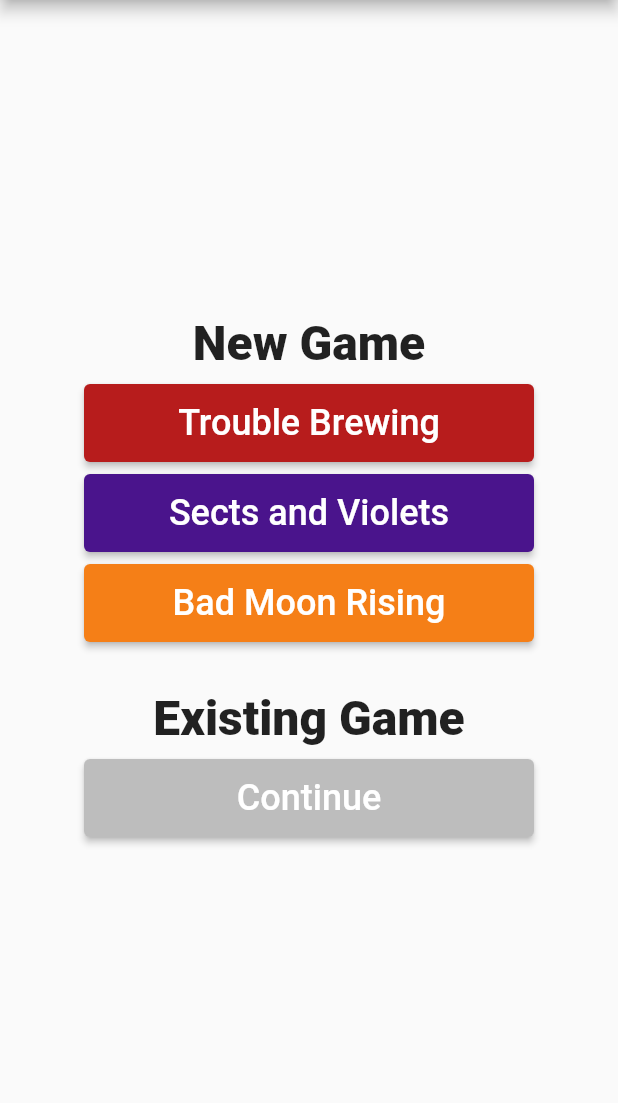
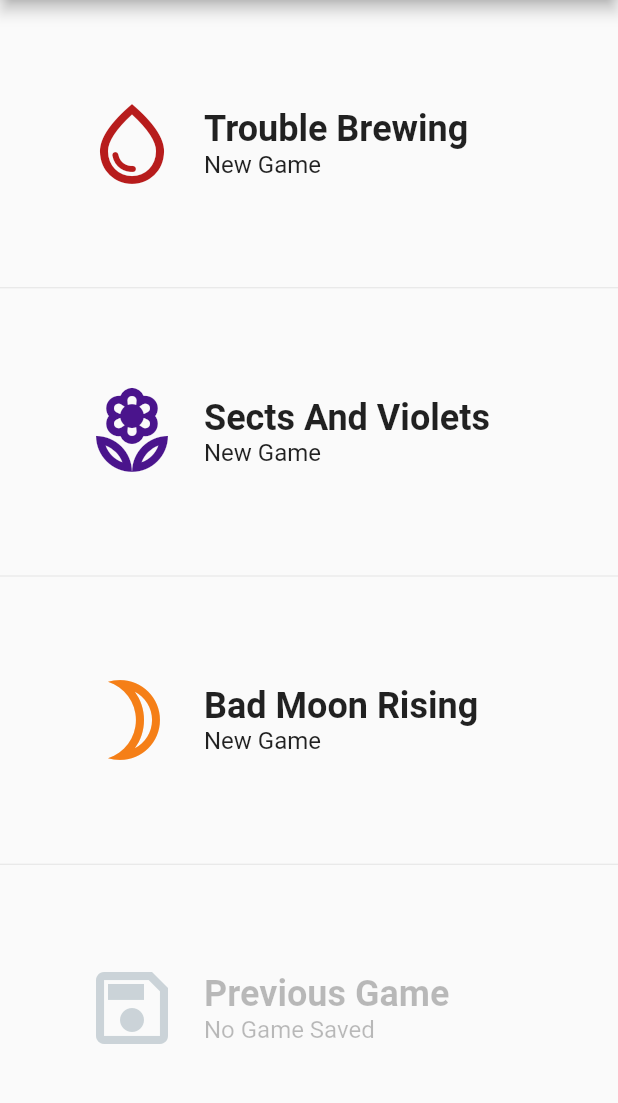
Before and after one commit to tilatrivia/clocktower-notebook, a Flutter app: the screen it shows after launch, on a phone screen of 412 x 824 dp, the part 84-1187 px from its top. Run offline on Flutter 3.47's test engine with Material 2 defaults, Android fonts, the phone set to English and light mode, and no system bars; our stand-ins replace shared_preferences.

Commit message:
Clean main page

```diff
--- a/lib/main.dart
+++ b/lib/main.dart
@@ -1,5 +1,6 @@
 import 'package:clocktower_notes/model/icons.dart';
 import 'package:clocktower_notes/notebook.dart';
+import 'package:clocktower_notes/widgets/main_option.dart';
 import 'package:flutter/material.dart';
 
 import 'data/store.dart';
@@ -78,101 +79,156 @@ class _HomePageState extends State<HomePage> {
       appBar: AppBar(
         title: const Text("Clocktower Notes"),
       ),
-      body: Center(
-        child: SizedBox(
-          width: 300,
-          child: Column(
-            mainAxisAlignment: MainAxisAlignment.center,
-            crossAxisAlignment: CrossAxisAlignment.stretch,
+      body: Flex(
+        direction: Axis.vertical,
         children: [
-              const Text(
-                "New Game",
-                textAlign: TextAlign.center,
-                style: TextStyle(fontSize: 32, fontWeight: FontWeight.w800),
+          Expanded(
+            child: MainOption(
+              icon: ClocktowerIcons.scriptTroubleBrewing.data,
+              iconColor: ClocktowerColors.scriptTroubleBrewing.data,
+              title: "Trouble Brewing",
+              subtitle: "New Game",
+              onPressed: () => _startNewGame(Script.troubleBrewing()),
+            ),
           ),
           Container(
-                height: 8,
+            height: 0.5,
+            color: Colors.black12
           ),
-              ElevatedButton(
-                  style: ButtonStyle(
-                      padding: MaterialStateProperty.all<EdgeInsetsGeometry>(
-                          const EdgeInsets.all(12)),
-                      backgroundColor: MaterialStateProperty.all<Color>(
-                          ClocktowerColors.scriptTroubleBrewing.data)),
-                  onPressed: () => _startNewGame(Script.troubleBrewing()),
-                  child: const Text(
-                    "Trouble Brewing",
-                    style: TextStyle(
-                      fontSize: 24,
+          Expanded(
+            child: MainOption(
+              icon: ClocktowerIcons.scriptSectsAndViolets.data,
+              iconColor: ClocktowerColors.scriptSectsAndViolets.data,
+              title: "Sects And Violets",
+              subtitle: "New Game",
+              onPressed: () => _startNewGame(Script.sectsAndViolets()),
             ),
-                  )),
-              Container(
-                height: 8,
-              ),
-              ElevatedButton(
-                  style: ButtonStyle(
-                      padding: MaterialStateProperty.all<EdgeInsetsGeometry>(
-                          const EdgeInsets.all(12)),
-                      backgroundColor: MaterialStateProperty.all<Color>(
-                          ClocktowerColors.scriptSectsAndViolets.data)),
-                  onPressed: () => _startNewGame(Script.sectsAndViolets()),
-                  child: const Text(
-                    "Sects and Violets",
-                    style: TextStyle(
-                      fontSize: 24,
-                    ),
-                  )),
-              Container(
-                height: 8,
-              ),
-              ElevatedButton(
-                  style: ButtonStyle(
-                      padding: MaterialStateProperty.all<EdgeInsetsGeometry>(
-                          const EdgeInsets.all(12)),
-                      backgroundColor: MaterialStateProperty.all<Color>(
-                          ClocktowerColors.scriptBadMoonRising.data)),
-                  onPressed: () => _startNewGame(Script.badMoodRising()),
-                  child: const Text(
-                    "Bad Moon Rising",
-                    style: TextStyle(
-                      fontSize: 24,
-                    ),
-                  )),
-              Container(
-                height: 32,
-              ),
-              const Text(
-                "Existing Game",
-                textAlign: TextAlign.center,
-                style: TextStyle(fontSize: 32, fontWeight: FontWeight.w800),
           ),
           Container(
-                height: 8,
+              height: 0.5,
+              color: Colors.black12
           ),
-              ElevatedButton(
-                  style: ButtonStyle(
-                      padding: MaterialStateProperty.all<EdgeInsetsGeometry>(
-                          const EdgeInsets.all(12)),
-                      backgroundColor: (lastGame != null)
-                          ? MaterialStateProperty.all<Color>(
-                              Colors.green.shade900)
-                          : MaterialStateProperty.all<Color>(
-                              Colors.grey.shade400)),
-                  onPressed: () {
-                    if (lastGame != null) {
-                      _startExistingGame();
-                    }
-                  },
-                  child: const Text(
-                    "Continue",
-                    style: TextStyle(
-                      fontSize: 24,
-                    ),
-                  )),
-            ],
+          Expanded(
+            child: MainOption(
+              icon: ClocktowerIcons.scriptBadMoodRising.data,
+              iconColor: ClocktowerColors.scriptBadMoonRising.data,
+              title: "Bad Moon Rising",
+              subtitle: "New Game",
+              onPressed: () => _startNewGame(Script.badMoodRising()),
             ),
           ),
+          Container(
+              height: 0.5,
+              color: Colors.black12
           ),
+          Expanded(
+            child: MainOption(
+              icon: Icons.save_outlined,
+              iconColor: Colors.blueGrey,
+              title: "Previous Game",
+              subtitle: (lastGame != null) ? "Script: ${lastGame?.script.name} Players: ${lastGame?.players.length}" : "No Game Saved",
+              onPressed: () => _startExistingGame(),
+              enabled: lastGame != null,
+            ),
+          ),
+        ],
+      )
+
+      // Center(
+      //   child: SizedBox(
+      //     width: 300,
+      //     child: Column(
+      //       mainAxisAlignment: MainAxisAlignment.center,
+      //       crossAxisAlignment: CrossAxisAlignment.stretch,
+      //       children: [
+      //         const Text(
+      //           "New Game",
+      //           textAlign: TextAlign.center,
+      //           style: TextStyle(fontSize: 32, fontWeight: FontWeight.w800),
+      //         ),
+      //         Container(
+      //           height: 8,
+      //         ),
+      //         ElevatedButton(
+      //             style: ButtonStyle(
+      //                 padding: MaterialStateProperty.all<EdgeInsetsGeometry>(
+      //                     const EdgeInsets.all(12)),
+      //                 backgroundColor: MaterialStateProperty.all<Color>(
+      //                     ClocktowerColors.scriptTroubleBrewing.data)),
+      //             onPressed: () => _startNewGame(Script.troubleBrewing()),
+      //             child: const Text(
+      //               "Trouble Brewing",
+      //               style: TextStyle(
+      //                 fontSize: 24,
+      //               ),
+      //             )),
+      //         Container(
+      //           height: 8,
+      //         ),
+      //         ElevatedButton(
+      //             style: ButtonStyle(
+      //                 padding: MaterialStateProperty.all<EdgeInsetsGeometry>(
+      //                     const EdgeInsets.all(12)),
+      //                 backgroundColor: MaterialStateProperty.all<Color>(
+      //                     ClocktowerColors.scriptSectsAndViolets.data)),
+      //             onPressed: () => _startNewGame(Script.sectsAndViolets()),
+      //             child: const Text(
+      //               "Sects and Violets",
+      //               style: TextStyle(
+      //                 fontSize: 24,
+      //               ),
+      //             )),
+      //         Container(
+      //           height: 8,
+      //         ),
+      //         ElevatedButton(
+      //             style: ButtonStyle(
+      //                 padding: MaterialStateProperty.all<EdgeInsetsGeometry>(
+      //                     const EdgeInsets.all(12)),
+      //                 backgroundColor: MaterialStateProperty.all<Color>(
+      //                     ClocktowerColors.scriptBadMoonRising.data)),
+      //             onPressed: () => _startNewGame(Script.badMoodRising()),
+      //             child: const Text(
+      //               "Bad Moon Rising",
+      //               style: TextStyle(
+      //                 fontSize: 24,
+      //               ),
+      //             )),
+      //         Container(
+      //           height: 32,
+      //         ),
+      //         const Text(
+      //           "Existing Game",
+      //           textAlign: TextAlign.center,
+      //           style: TextStyle(fontSize: 32, fontWeight: FontWeight.w800),
+      //         ),
+      //         Container(
+      //           height: 8,
+      //         ),
+      //         ElevatedButton(
+      //             style: ButtonStyle(
+      //                 padding: MaterialStateProperty.all<EdgeInsetsGeometry>(
+      //                     const EdgeInsets.all(12)),
+      //                 backgroundColor: (lastGame != null)
+      //                     ? MaterialStateProperty.all<Color>(
+      //                         Colors.green.shade900)
+      //                     : MaterialStateProperty.all<Color>(
+      //                         Colors.grey.shade400)),
+      //             onPressed: () {
+      //               if (lastGame != null) {
+      //                 _startExistingGame();
+      //               }
+      //             },
+      //             child: const Text(
+      //               "Continue",
+      //               style: TextStyle(
+      //                 fontSize: 24,
+      //               ),
+      //             )),
+      //       ],
+      //     ),
+      //   ),
+      // ),
     );
   }
 }
--- /dev/null
+++ b/lib/widgets/main_option.dart
@@ -0,0 +1,70 @@
+import 'package:flutter/material.dart';
+
+class MainOption extends StatelessWidget {
+  final IconData icon;
+  final Color iconColor;
+  final String title;
+  final String? subtitle;
+  final bool? enabled;
+  final void Function() onPressed;
+
+  const MainOption(
+      {Key? key,
+      required this.onPressed,
+      required this.icon,
+      required this.iconColor,
+      required this.title,
+      this.subtitle,
+      this.enabled})
+      : super(key: key);
+
+  @override
+  Widget build(BuildContext context) {
+    return GestureDetector(
+      behavior: HitTestBehavior.opaque,
+      onTap: () => {
+        if (enabled ?? true) onPressed()
+      },
+      child: Center(
+        child: Opacity(
+          opacity: (enabled ?? true) ? 1.0 : 0.3,
+          child: SizedBox(
+            width: 300,
+            height: 100,
+            child: Row(
+              mainAxisSize: MainAxisSize.max,
+              children: [
+                Icon(
+                  icon,
+                  size: 64,
+                  color: iconColor,
+                ),
+                const SizedBox(
+                  width: 16
+                ),
+                Flexible(
+                  child: Column(
+                    mainAxisAlignment: MainAxisAlignment.center,
+                    crossAxisAlignment: CrossAxisAlignment.start,
+                    children: [
+                      Text(
+                        title,
+                        style: const TextStyle(
+                            fontSize: 24, fontWeight: FontWeight.w600),
+                      ),
+                      if (subtitle != null) Text(subtitle!,
+                        style: const TextStyle(
+                          fontSize: 16
+                        ),
+                      )
+                    ],
+                  ),
+                )
+              ],
+            ),
+          ),
+        ),
+      ),
+    );
+  }
+}
```
Also changed, not shown: 1 other file. Lines whose indentation alone changed are shown as unchanged.
